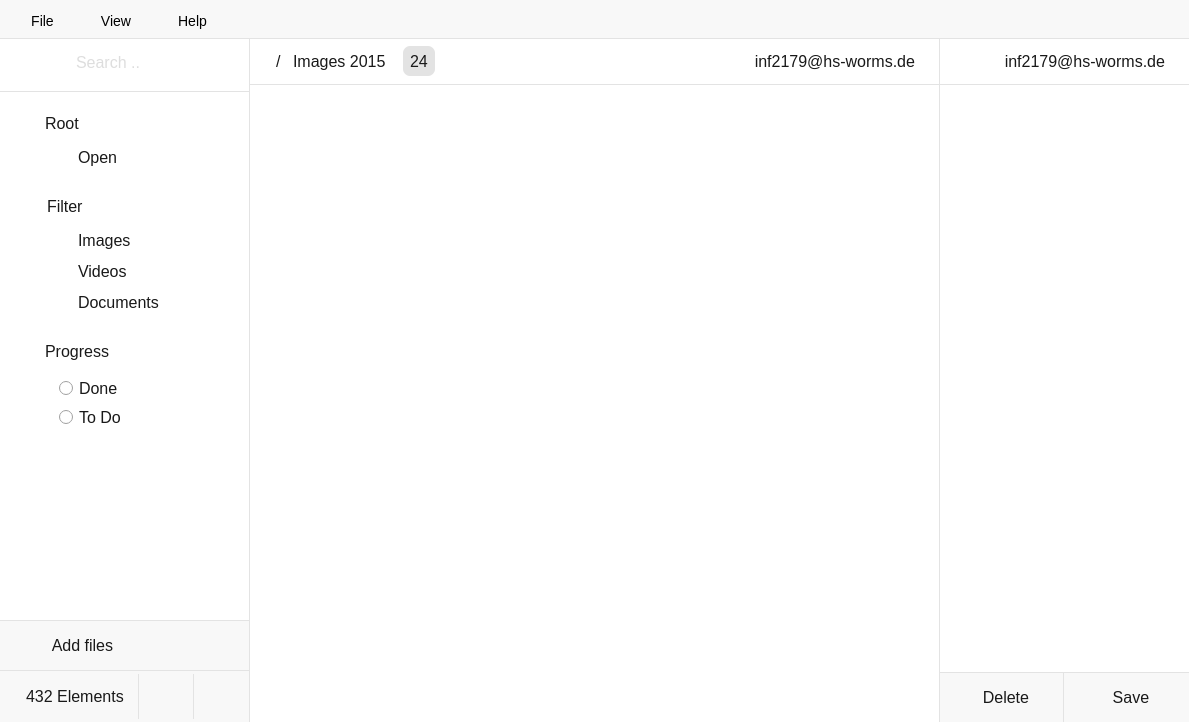
First picture: the form in src/mainwindow.ui, repository Gitnoter/vemoria2, before the edit.
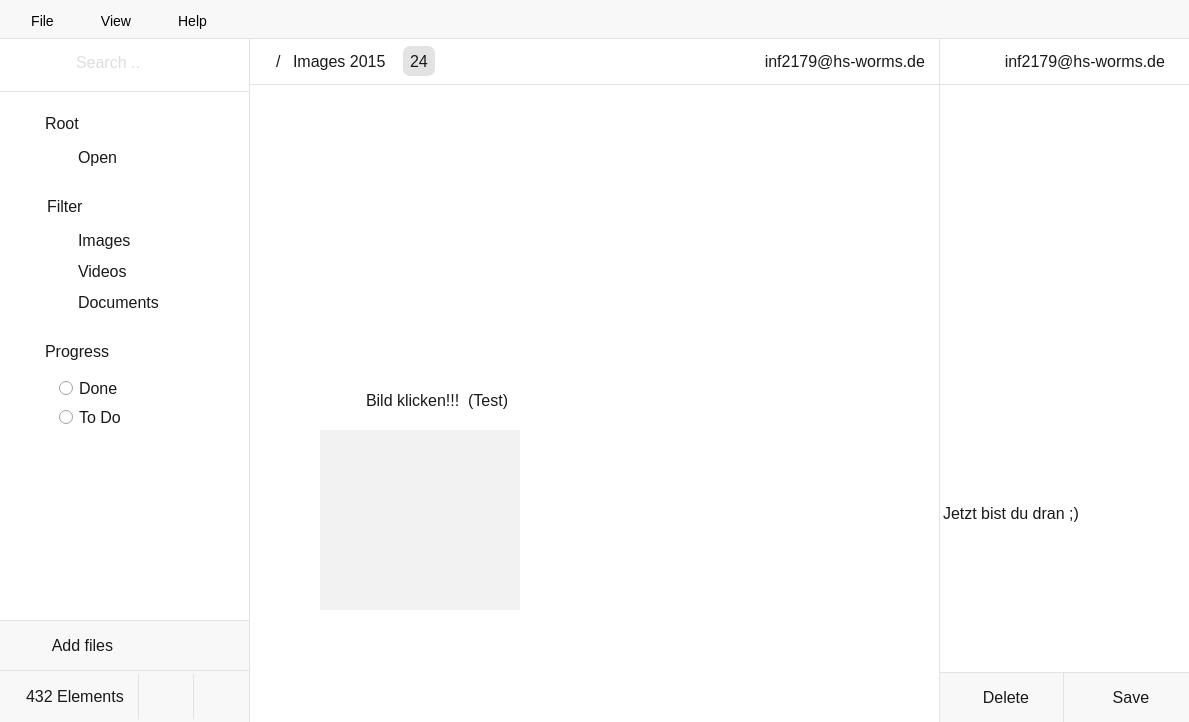
Second picture: the form after the edit. Icons and pictures are not drawn.

Commit message: show detailBar Test added

Patch:
```diff
--- a/src/mainwindow.ui
+++ b/src/mainwindow.ui
@@ -1125,7 +1125,7 @@
        border-top:1px solid #e3e3e3;
 }</string>
         </property>
-        <layout class="QGridLayout" name="gridLayout_10" rowstretch="0" columnstretch="0">
+        <layout class="QGridLayout" name="gridLayout_10" rowstretch="0,0,0,0,0" columnstretch="0">
          <property name="leftMargin">
           <number>0</number>
          </property>
@@ -1141,11 +1141,42 @@
          <property name="spacing">
           <number>0</number>
          </property>
-         <item row="0" column="0">
+         <item row="0" column="0" alignment="Qt::AlignTop">
+          <widget class="QWidget" name="horizontalWidget" native="true">
+           <property name="sizePolicy">
+            <sizepolicy hsizetype="Preferred" vsizetype="Preferred">
+             <horstretch>0</horstretch>
+             <verstretch>0</verstretch>
+            </sizepolicy>
+           </property>
+           <property name="minimumSize">
+            <size>
+             <width>0</width>
+             <height>47</height>
+            </size>
+           </property>
+           <property name="maximumSize">
+            <size>
+             <width>16777215</width>
+             <height>47</height>
+            </size>
+           </property>
           <layout class="QHBoxLayout" name="horizontalLayout_4">
            <property name="spacing">
             <number>0</number>
            </property>
+            <property name="leftMargin">
+             <number>0</number>
+            </property>
+            <property name="topMargin">
+             <number>0</number>
+            </property>
+            <property name="rightMargin">
+             <number>0</number>
+            </property>
+            <property name="bottomMargin">
+             <number>0</number>
+            </property>
            <item alignment="Qt::AlignLeft|Qt::AlignTop">
             <widget class="QWidget" name="pathGridWidget" native="true">
              <property name="minimumSize">
@@ -1288,7 +1319,7 @@
              </property>
              <property name="minimumSize">
               <size>
-               <width>0</width>
+                <width>300</width>
                <height>47</height>
               </size>
              </property>
@@ -1313,7 +1344,7 @@
               <property name="spacing">
                <number>0</number>
               </property>
-              <item row="0" column="0" alignment="Qt::AlignRight">
+               <item row="0" column="0">
                <widget class="QLabel" name="userLabel2">
                 <property name="sizePolicy">
                  <sizepolicy hsizetype="Preferred" vsizetype="Preferred">
@@ -1322,7 +1353,7 @@
                  </sizepolicy>
                 </property>
                 <property name="styleSheet">
-                 <string notr="true">padding-right:20px;</string>
+                  <string notr="true">padding-right:10px;</string>
                 </property>
                 <property name="text">
                  <string>inf2179@hs-worms.de</string>
@@ -1336,6 +1367,82 @@
             </widget>
            </item>
           </layout>
+          </widget>
+         </item>
+         <item row="2" column="0">
+          <widget class="QGroupBox" name="groupBox_10">
+           <property name="title">
+            <string/>
+           </property>
+           <widget class="QPushButton" name="pushButton_2">
+            <property name="geometry">
+             <rect>
+              <x>70</x>
+              <y>50</y>
+              <width>200</width>
+              <height>180</height>
+             </rect>
+            </property>
+            <property name="sizePolicy">
+             <sizepolicy hsizetype="Minimum" vsizetype="Maximum">
+              <horstretch>0</horstretch>
+              <verstretch>0</verstretch>
+             </sizepolicy>
+            </property>
+            <property name="minimumSize">
+             <size>
+              <width>200</width>
+              <height>175</height>
+             </size>
+            </property>
+            <property name="maximumSize">
+             <size>
+              <width>200</width>
+              <height>180</height>
+             </size>
+            </property>
+            <property name="cursor">
+             <cursorShape>PointingHandCursor</cursorShape>
+            </property>
+            <property name="styleSheet">
+             <string notr="true">#pushButton_2{
+	background-color:#f2f2f2;
+	border:none;
+}
+
+#pushButton_2:hover:!pressed
+{
+  	border: 1px solid #1ca3c4;
+}</string>
+            </property>
+            <property name="text">
+             <string/>
+            </property>
+            <property name="icon">
+             <iconset>
+              <normaloff>../../../pic/pic2.jpg</normaloff>../../../pic/pic2.jpg</iconset>
+            </property>
+            <property name="iconSize">
+             <size>
+              <width>200</width>
+              <height>180</height>
+             </size>
+            </property>
+           </widget>
+           <widget class="QLabel" name="label_9">
+            <property name="geometry">
+             <rect>
+              <x>116</x>
+              <y>10</y>
+              <width>181</width>
+              <height>20</height>
+             </rect>
+            </property>
+            <property name="text">
+             <string>Bild klicken!!!  (Test)</string>
+            </property>
+           </widget>
+          </widget>
          </item>
         </layout>
        </widget>
@@ -1527,6 +1634,13 @@
              </layout>
             </widget>
            </item>
+           <item>
+            <widget class="QLabel" name="label_10">
+             <property name="text">
+              <string>Jetzt bist du dran ;)</string>
+             </property>
+            </widget>
+           </item>
            <item>
             <widget class="QWidget" name="gridDetailBottomWidget" native="true">
              <property name="sizePolicy">
```
Lines whose indentation alone changed are shown as unchanged. The commit also changes 3 other files.
